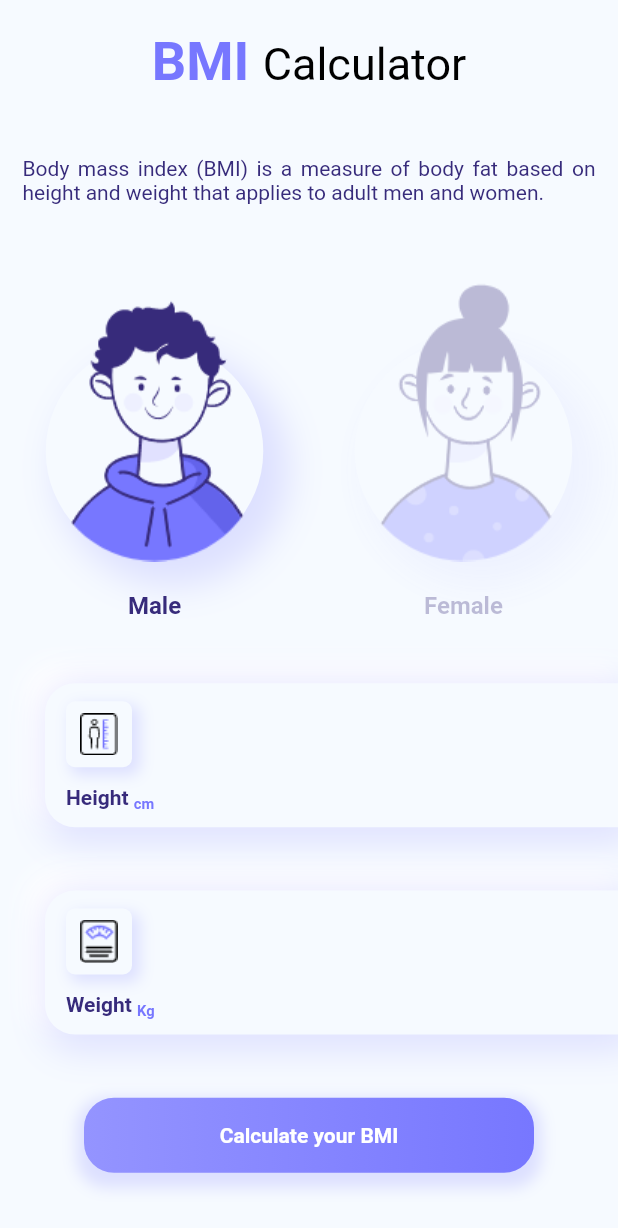
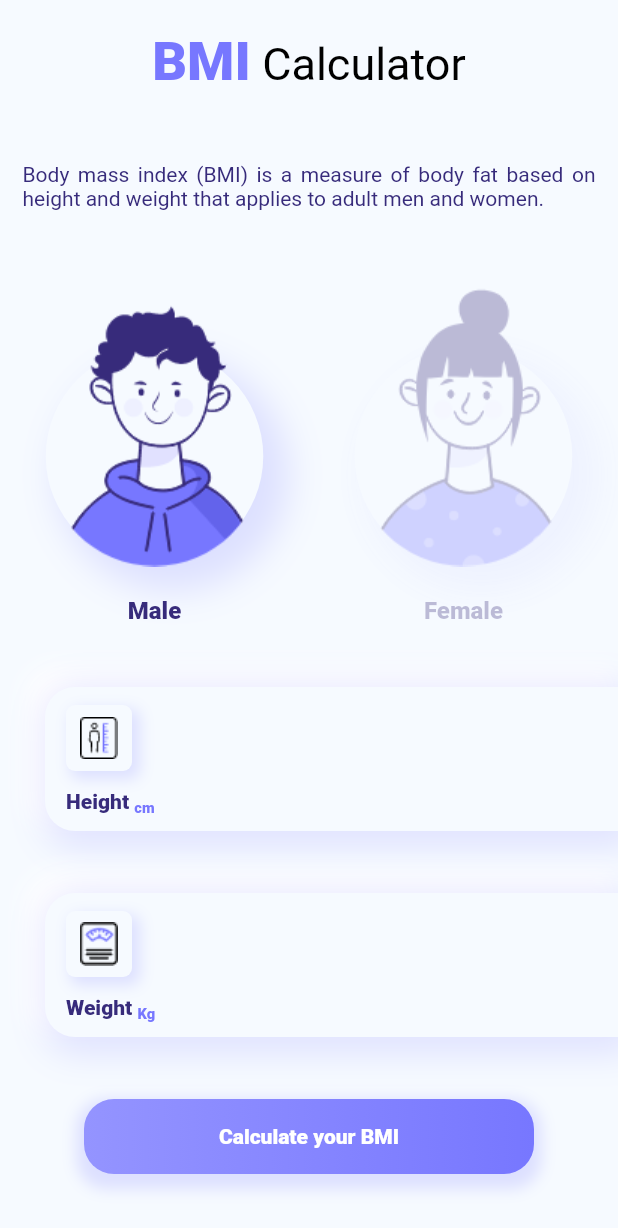
Before and after one commit to alirrah/BMI_Application, a Flutter app: the screen it shows after launch, on a phone screen of 412 x 824 dp. Shown: the top 1228 px of the screen. Run offline on Flutter 3.47's test engine with Material 2 defaults, Android fonts, the phone set to English and light mode, and no system bars; Roboto replaces fonts that are missing (louis).

Commit message:
add font

```diff
--- a/lib/style/style.dart
+++ b/lib/style/style.dart
@@ -13,21 +13,21 @@ double height = 160, weight = 50;
 TextStyle purpleStyle1 = TextStyle(
     color: deepPurple,
     fontSize: 36,
-    fontWeight: FontWeight.bold,
+    fontWeight: FontWeight.w900,
     fontFamily: "koodar"
 );
 
 TextStyle purpleStyle2 =  TextStyle(
     color: deepPurple,
     fontSize: 14,
-    fontWeight: FontWeight.bold,
+    fontWeight: FontWeight.w900,
     fontFamily: "louis"
 );
 
 TextStyle purpleStyle3 = TextStyle(
     color: deepPurple,
     fontSize: 50,
-    fontWeight: FontWeight.bold,
+    fontWeight: FontWeight.w900,
     fontFamily: "louis"
 );
 
@@ -41,14 +41,14 @@ TextStyle deepPurpleStyle1 = TextStyle(
 TextStyle deepPurpleStyle2 = TextStyle(
   color: soDeepPurple,
   fontFamily: "louis",
-  fontWeight: FontWeight.bold,
+  fontWeight: FontWeight.w900,
   fontSize: 16,
 );
 
 TextStyle deepPurpleStyle3 = TextStyle(
     color: soDeepPurple,
     fontSize: 14,
-    fontWeight: FontWeight.bold,
+    fontWeight: FontWeight.w900,
     fontFamily: "louis"
 );
 
@@ -76,14 +76,14 @@ TextStyle deepPurpleStyle5 = TextStyle(
 TextStyle greyStyle = TextStyle(
     color: Colors.black.withOpacity(0.6),
     fontFamily: "louis",
-    fontWeight: FontWeight.bold,
+    fontWeight: FontWeight.w900,
     fontSize: 16
 );
 
 TextStyle whiteStyle = const TextStyle(
     color: Colors.white,
     fontSize: 14,
-    fontWeight: FontWeight.bold,
+    fontWeight: FontWeight.w900,
     fontFamily: "louis"
 );
 
```
Also changed, not shown: pubspec.yaml (+14 -6 lines), asset/LouisGeorgeCafe.ttf (added), asset/LouisGeorgeCafeBold.ttf (added), asset/koodak.ttf (added).
